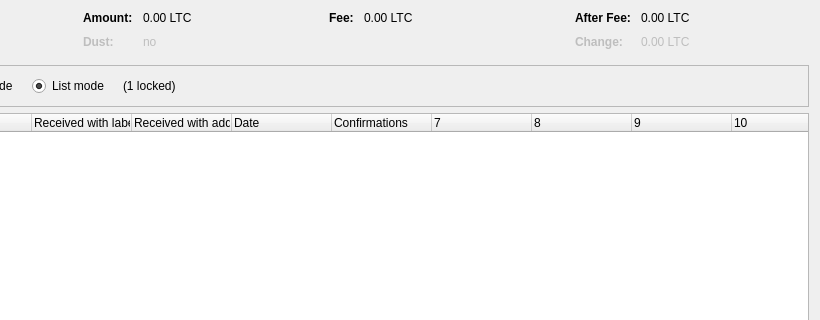
Before: the Qt Designer form src/qt/forms/coincontroldialog.ui in experiencecoin/experiencecoin_legacy, drawn with Qt 5; both pictures show x 180 to 1000 and y 0 to 320 of the 1000 by 500 pixel window.
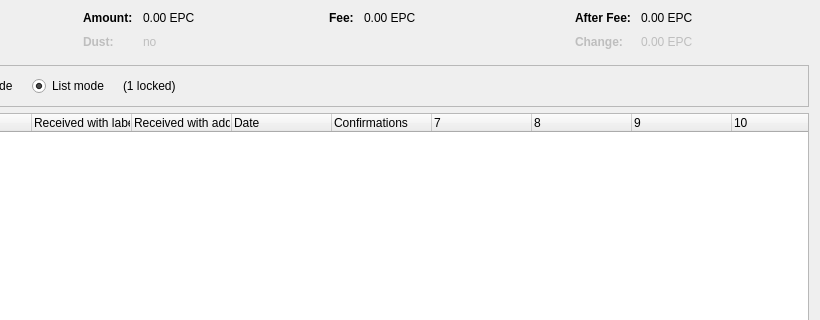
After: the same form once the commit is applied. Custom widgets are drawn as their Qt base class.

Patch:
```diff
--- a/src/qt/forms/coincontroldialog.ui
+++ b/src/qt/forms/coincontroldialog.ui
@@ -132,7 +132,7 @@
           <enum>Qt::ActionsContextMenu</enum>
          </property>
          <property name="text">
-          <string notr="true">0.00 LTC</string>
+          <string notr="true">0.00 EPC</string>
          </property>
          <property name="textInteractionFlags">
           <set>Qt::LinksAccessibleByMouse|Qt::TextSelectableByKeyboard|Qt::TextSelectableByMouse</set>
@@ -212,7 +212,7 @@
           <enum>Qt::ActionsContextMenu</enum>
          </property>
          <property name="text">
-          <string notr="true">0.00 LTC</string>
+          <string notr="true">0.00 EPC</string>
          </property>
          <property name="textInteractionFlags">
           <set>Qt::LinksAccessibleByMouse|Qt::TextSelectableByKeyboard|Qt::TextSelectableByMouse</set>
@@ -257,7 +257,7 @@
           <enum>Qt::ActionsContextMenu</enum>
          </property>
          <property name="text">
-          <string notr="true">0.00 LTC</string>
+          <string notr="true">0.00 EPC</string>
          </property>
          <property name="textInteractionFlags">
           <set>Qt::LinksAccessibleByMouse|Qt::TextSelectableByKeyboard|Qt::TextSelectableByMouse</set>
@@ -292,7 +292,7 @@
           <enum>Qt::ActionsContextMenu</enum>
          </property>
          <property name="text">
-          <string notr="true">0.00 LTC</string>
+          <string notr="true">0.00 EPC</string>
          </property>
          <property name="textInteractionFlags">
           <set>Qt::LinksAccessibleByMouse|Qt::TextSelectableByKeyboard|Qt::TextSelectableByMouse</set>
```
